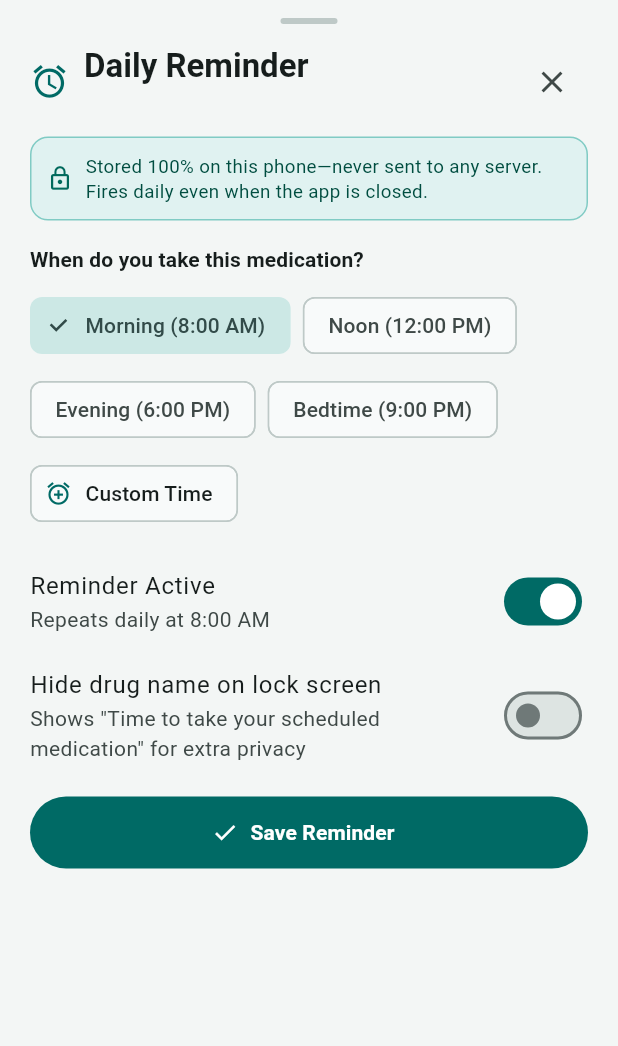
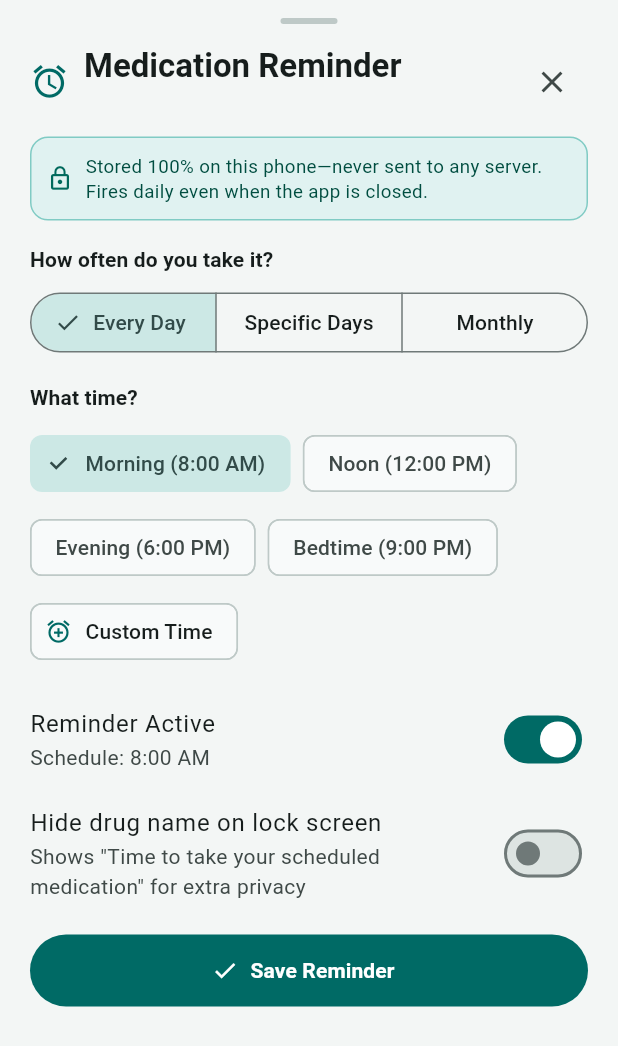
Before and after one commit to jacobyancey-bit/rx_savings_watch, a Flutter app: the ReminderSheet widget shown alone on an empty page, opened directly with empty values, on a phone screen of 412 x 824 dp. Shown: the top 1046 px of the screen. Run offline on Flutter 3.47's test engine with Material 3 defaults, Android fonts, the phone set to English and light mode, and no system bars; our stand-ins replace flutter_local_notifications, image_picker, qr_flutter, shared_preferences, timezone; missing offline and left inert: dart:js_interop, google_mlkit_text_recognition, mobile_scanner; accounts and stored records are empty.

Commit message:
feat: add reminder frequency options (Every Day, Specific Days, Monthly)

```diff
--- a/app/lib/models/medication_reminder.dart
+++ b/app/lib/models/medication_reminder.dart
@@ -1,3 +1,9 @@
+enum ReminderFrequency {
+  daily,
+  specificDays,
+  monthly,
+}
+
 class ReminderTime {
   final int hour; // 0-23
   final int minute; // 0-59
@@ -35,6 +41,9 @@ class MedicationReminder {
   final String drugName;
   final String? dosage;
   final String? cabinetLabel;
+  final ReminderFrequency frequency;
+  final List<int> weekdays; // ISO 1=Mon .. 7=Sun (used when frequency == specificDays)
+  final int dayOfMonth; // 1..28 (used when frequency == monthly)
   final List<ReminderTime> times;
   final bool enabled;
   final bool discreetLockScreen;
@@ -45,6 +54,9 @@ class MedicationReminder {
     required this.drugName,
     this.dosage,
     this.cabinetLabel,
+    this.frequency = ReminderFrequency.daily,
+    this.weekdays = const [DateTime.sunday],
+    this.dayOfMonth = 1,
     required this.times,
     this.enabled = true,
     this.discreetLockScreen = false,
@@ -61,11 +73,83 @@ class MedicationReminder {
 
   bool isTakenToday([DateTime? now]) => takenDate == todayKey(now);
 
+  static const Map<int, String> _shortDayNames = {
+    DateTime.monday: 'Mon',
+    DateTime.tuesday: 'Tue',
+    DateTime.wednesday: 'Wed',
+    DateTime.thursday: 'Thu',
+    DateTime.friday: 'Fri',
+    DateTime.saturday: 'Sat',
+    DateTime.sunday: 'Sun',
+  };
+
+  static const Map<int, String> _icsDayCodes = {
+    DateTime.monday: 'MO',
+    DateTime.tuesday: 'TU',
+    DateTime.wednesday: 'WE',
+    DateTime.thursday: 'TH',
+    DateTime.friday: 'FR',
+    DateTime.saturday: 'SA',
+    DateTime.sunday: 'SU',
+  };
+
+  static String ordinalDay(int day) {
+    final d = day.clamp(1, 28);
+    if (d >= 11 && d <= 13) return '${d}th';
+    switch (d % 10) {
+      case 1:
+        return '${d}st';
+      case 2:
+        return '${d}nd';
+      case 3:
+        return '${d}rd';
+      default:
+        return '${d}th';
+    }
+  }
+
+  List<int> get normalizedWeekdays {
+    final clean = weekdays.where((d) => d >= 1 && d <= 7).toSet().toList()..sort();
+    return clean.isEmpty ? const [DateTime.sunday] : clean;
+  }
+
+  String get frequencySummary {
+    switch (frequency) {
+      case ReminderFrequency.daily:
+        return 'Daily';
+      case ReminderFrequency.specificDays:
+        final days = normalizedWeekdays;
+        if (days.length == 7) return 'Daily';
+        if (days.length == 5 &&
+            days.contains(DateTime.monday) &&
+            days.contains(DateTime.tuesday) &&
+            days.contains(DateTime.wednesday) &&
+            days.contains(DateTime.thursday) &&
+            days.contains(DateTime.friday)) {
+          return 'Weekdays';
+        }
+        if (days.length == 2 &&
+            days.contains(DateTime.saturday) &&
+            days.contains(DateTime.sunday)) {
+          return 'Weekends';
+        }
+        return days.map((d) => _shortDayNames[d] ?? 'Sun').join(', ');
+      case ReminderFrequency.monthly:
+        return 'Monthly (${ordinalDay(dayOfMonth)})';
+    }
+  }
+
   String get formattedTimesSummary {
     if (times.isEmpty) return 'No time set';
     final sorted = List<ReminderTime>.from(times)
       ..sort((a, b) => a.totalMinutes.compareTo(b.totalMinutes));
     return sorted.map((t) => t.format12Hour()).join(', ');
+  }
+
+  String get scheduleSummary {
+    if (times.isEmpty) return 'No time set';
+    if (frequency == ReminderFrequency.daily) return formattedTimesSummary;
+    return '$frequencySummary • $formattedTimesSummary';
   }
 
   String get notificationTitle {
@@ -92,6 +176,9 @@ class MedicationReminder {
     String? dosage,
     String? cabinetLabel,
     bool clearCabinetLabel = false,
+    ReminderFrequency? frequency,
+    List<int>? weekdays,
+    int? dayOfMonth,
     List<ReminderTime>? times,
     bool? enabled,
     bool? discreetLockScreen,
@@ -103,6 +190,9 @@ class MedicationReminder {
       drugName: drugName ?? this.drugName,
       dosage: dosage ?? this.dosage,
       cabinetLabel: clearCabinetLabel ? null : (cabinetLabel ?? this.cabinetLabel),
+      frequency: frequency ?? this.frequency,
+      weekdays: weekdays ?? this.weekdays,
+      dayOfMonth: (dayOfMonth ?? this.dayOfMonth).clamp(1, 28),
       times: times ?? this.times,
       enabled: enabled ?? this.enabled,
       discreetLockScreen: discreetLockScreen ?? this.discreetLockScreen,
@@ -110,8 +200,8 @@ class MedicationReminder {
     );
   }
 
-  /// Generates a standard RFC 5545 `.ics` file with repeating daily reminders
-  /// for Apple Calendar, Google Calendar, and Outlook (100% local, zero server).
+  /// Generates a standard RFC 5545 `.ics` file with repeating daily, weekly/specific-days,
+  /// or monthly reminders for Apple Calendar, Google Calendar, and Outlook (100% local).
   String buildIcsContent([DateTime? now]) {
     final base = now ?? DateTime.now();
     final buf = StringBuffer()
@@ -119,12 +209,48 @@ class MedicationReminder {
       ..writeln('VERSION:2.0')
       ..writeln('PRODID:-//Dangling Dice Studios//Rx Savings Watch//EN');
 
+    String rrule;
+    switch (frequency) {
+      case ReminderFrequency.daily:
+        rrule = 'FREQ=DAILY';
+        break;
+      case ReminderFrequency.specificDays:
+        final byDay = normalizedWeekdays.map((d) => _icsDayCodes[d] ?? 'SU').join(',');
+        rrule = 'FREQ=WEEKLY;BYDAY=$byDay';
+        break;
+      case ReminderFrequency.monthly:
+        rrule = 'FREQ=MONTHLY;BYMONTHDAY=${dayOfMonth.clamp(1, 28)}';
+        break;
+    }
+
     for (var i = 0; i < times.length; i++) {
       final t = times[i];
-      var start = DateTime(base.year, base.month, base.day, t.hour, t.minute);
-      if (start.isBefore(base)) {
-        start = start.add(const Duration(days: 1));
+      DateTime start;
+      if (frequency == ReminderFrequency.monthly) {
+        final dom = dayOfMonth.clamp(1, 28);
+        start = DateTime(base.year, base.month, dom, t.hour, t.minute);
+        if (start.isBefore(base)) {
+          final nextMonth = base.month == 12 ? 1 : base.month + 1;
+          final nextYear = base.month == 12 ? base.year + 1 : base.year;
+          start = DateTime(nextYear, nextMonth, dom, t.hour, t.minute);
+        }
+      } else if (frequency == ReminderFrequency.specificDays) {
+        final targetDays = normalizedWeekdays;
+        start = DateTime(base.year, base.month, base.day, t.hour, t.minute);
+        for (var offset = 0; offset <= 7; offset++) {
+          final candidate = start.add(Duration(days: offset));
+          if (targetDays.contains(candidate.weekday) && !candidate.isBefore(base)) {
+            start = candidate;
+            break;
+          }
+        }
+      } else {
+        start = DateTime(base.year, base.month, base.day, t.hour, t.minute);
+        if (start.isBefore(base)) {
+          start = start.add(const Duration(days: 1));
+        }
       }
+
       final end = start.add(const Duration(minutes: 15));
       String fmt(DateTime d) =>
           '${d.year.toString().padLeft(4, '0')}'
@@ -145,9 +271,9 @@ class MedicationReminder {
         ..writeln('UID:rxsw-$rxcui-$i@dangling-dice-studios.com')
         ..writeln('DTSTART:${fmt(start)}')
         ..writeln('DTEND:${fmt(end)}')
-        ..writeln('RRULE:FREQ=DAILY')
+        ..writeln('RRULE:$rrule')
         ..writeln('SUMMARY:$summary')
-        ..writeln('DESCRIPTION:Daily prescription reminder created privately by Rx Savings Watch.')
+        ..writeln('DESCRIPTION:Scheduled prescription reminder created privately by Rx Savings Watch.')
         ..writeln('BEGIN:VALARM')
         ..writeln('TRIGGER:PT0M')
         ..writeln('ACTION:DISPLAY')
@@ -165,6 +291,9 @@ class MedicationReminder {
         'drug_name': drugName,
         'dosage': dosage,
         'cabinet_label': cabinetLabel,
+        'frequency': frequency.name,
+        'weekdays': normalizedWeekdays,
+        'day_of_month': dayOfMonth.clamp(1, 28),
         'times': times.map((t) => t.toJson()).toList(),
         'enabled': enabled,
         'discreet_lock_screen': discreetLockScreen,
@@ -176,11 +305,29 @@ class MedicationReminder {
         .whereType<Map>()
         .map((m) => ReminderTime.fromJson(Map<String, dynamic>.from(m)))
         .toList();
+
+    final freqName = json['frequency']?.toString();
+    final frequency = ReminderFrequency.values.firstWhere(
+      (f) => f.name == freqName,
+      orElse: () => ReminderFrequency.daily,
+    );
+
+    final rawWeekdays = (json['weekdays'] as List? ?? const [DateTime.sunday])
+        .whereType<num>()
+        .map((n) => n.toInt())
+        .where((d) => d >= 1 && d <= 7)
+        .toList();
+
+    final dom = ((json['day_of_month'] as num?)?.toInt() ?? 1).clamp(1, 28);
+
     return MedicationReminder(
       rxcui: json['rxcui']?.toString() ?? '',
       drugName: json['drug_name']?.toString() ?? 'Medication',
       dosage: json['dosage'] as String?,
       cabinetLabel: json['cabinet_label'] as String?,
+      frequency: frequency,
+      weekdays: rawWeekdays.isEmpty ? const [DateTime.sunday] : rawWeekdays,
+      dayOfMonth: dom,
       times: rawTimes,
       enabled: json['enabled'] as bool? ?? true,
       discreetLockScreen: json['discreet_lock_screen'] as bool? ?? false,
--- a/app/lib/screens/drug_detail_screen.dart
+++ b/app/lib/screens/drug_detail_screen.dart
@@ -289,8 +289,8 @@ class _DrugDetailScreenState extends State<DrugDetailScreen> {
                         ),
                         label: Text(
                           reminder != null
-                              ? 'Reminder: ${reminder.formattedTimesSummary}'
-                              : 'Set Daily Reminder',
+                              ? 'Reminder: ${reminder.scheduleSummary}'
+                              : 'Set Reminder',
                         ),
                       ),
                       FilledButton.tonalIcon(
--- a/app/lib/widgets/drug_card.dart
+++ b/app/lib/widgets/drug_card.dart
@@ -220,7 +220,7 @@ class DrugCard extends StatelessWidget {
                 ),
                 const SizedBox(width: 6),
                 Text(
-                  'Set Daily Reminder',
+                  'Set Reminder',
                   style: TextStyle(
                     fontSize: 12.5,
                     fontWeight: FontWeight.w600,
@@ -272,7 +272,7 @@ class DrugCard extends StatelessWidget {
                 ),
                 const SizedBox(width: 5),
                 Text(
-                  r.enabled ? r.formattedTimesSummary : 'Paused • ${r.formattedTimesSummary}',
+                  r.enabled ? r.scheduleSummary : 'Paused • ${r.scheduleSummary}',
                   style: TextStyle(
                     fontSize: 12.5,
                     fontWeight: FontWeight.w600,
--- a/app/lib/widgets/reminder_sheet.dart
+++ b/app/lib/widgets/reminder_sheet.dart
@@ -44,7 +44,20 @@ class _ReminderSheetState extends State<ReminderSheet> {
     ('Bedtime', ReminderTime(hour: 21, minute: 0)),
   ];
 
+  static const List<(String, int)> _weekdayOptions = [
+    ('Sun', DateTime.sunday),
+    ('Mon', DateTime.monday),
+    ('Tue', DateTime.tuesday),
+    ('Wed', DateTime.wednesday),
+    ('Thu', DateTime.thursday),
+    ('Fri', DateTime.friday),
+    ('Sat', DateTime.saturday),
+  ];
+
   late List<ReminderTime> _selectedTimes;
+  late ReminderFrequency _frequency;
+  late List<int> _weekdays;
+  late int _dayOfMonth;
   late bool _enabled;
   late bool _discreetLockScreen;
   bool _hasExisting = false;
@@ -57,13 +70,32 @@ class _ReminderSheetState extends State<ReminderSheet> {
     if (existing != null) {
       _hasExisting = true;
       _selectedTimes = List<ReminderTime>.from(existing.times);
+      _frequency = existing.frequency;
+      _weekdays = List<int>.from(existing.normalizedWeekdays);
+      _dayOfMonth = existing.dayOfMonth;
       _enabled = existing.enabled;
       _discreetLockScreen = existing.discreetLockScreen;
     } else {
       _selectedTimes = [const ReminderTime(hour: 8, minute: 0)];
+      _frequency = ReminderFrequency.daily;
+      _weekdays = [DateTime.now().weekday];
+      _dayOfMonth = DateTime.now().day.clamp(1, 28);
       _enabled = true;
       _discreetLockScreen = false;
     }
+  }
+
+  void _toggleWeekday(int weekday) {
+    setState(() {
+      if (_weekdays.contains(weekday)) {
+        if (_weekdays.length > 1) {
+          _weekdays.remove(weekday);
+        }
+      } else {
+        _weekdays.add(weekday);
+        _weekdays.sort();
+      }
+    });
   }
 
   void _toggleTime(ReminderTime time) {
@@ -100,6 +132,9 @@ class _ReminderSheetState extends State<ReminderSheet> {
       rxcui: widget.drug.rxcui,
       drugName: widget.drug.displayName,
       dosage: widget.dosage ?? existing?.dosage,
+      frequency: _frequency,
+      weekdays: List<int>.from(_weekdays),
+      dayOfMonth: _dayOfMonth,
       times: List<ReminderTime>.from(_selectedTimes),
       enabled: _enabled,
       discreetLockScreen: _discreetLockScreen,
@@ -125,7 +160,7 @@ class _ReminderSheetState extends State<ReminderSheet> {
       SnackBar(
         content: Text(
           _enabled
-              ? 'Daily reminder set for ${widget.drug.displayName} (${reminder.formattedTimesSummary})'
+              ? 'Reminder set for ${widget.drug.displayName} (${reminder.scheduleSummary})'
               : 'Reminder paused for ${widget.drug.displayName}',
         ),
         backgroundColor: Colors.teal.shade700,
@@ -138,7 +173,7 @@ class _ReminderSheetState extends State<ReminderSheet> {
     if (!mounted) return;
     Navigator.of(context).pop();
     ScaffoldMessenger.of(context).showSnackBar(
-      SnackBar(content: Text('Removed daily reminder for ${widget.drug.displayName}')),
+      SnackBar(content: Text('Removed reminder for ${widget.drug.displayName}')),
     );
   }
 
@@ -192,7 +227,7 @@ class _ReminderSheetState extends State<ReminderSheet> {
                     crossAxisAlignment: CrossAxisAlignment.start,
                     children: [
                       Text(
-                        'Daily Reminder',
+                        'Medication Reminder',
                         style: theme.textTheme.titleLarge?.copyWith(fontWeight: FontWeight.bold),
                       ),
                       Text(
@@ -254,7 +289,78 @@ class _ReminderSheetState extends State<ReminderSheet> {
             const SizedBox(height: 16),
 
             Text(
-              'When do you take this medication?',
+              'How often do you take it?',
+              style: theme.textTheme.titleSmall?.copyWith(fontWeight: FontWeight.bold),
+            ),
+            const SizedBox(height: 8),
+            SizedBox(
+              width: double.infinity,
+              child: SegmentedButton<ReminderFrequency>(
+                segments: const [
+                  ButtonSegment(
+                    value: ReminderFrequency.daily,
+                    label: Text('Every Day'),
+                  ),
+                  ButtonSegment(
+                    value: ReminderFrequency.specificDays,
+                    label: Text('Specific Days'),
+                  ),
+                  ButtonSegment(
+                    value: ReminderFrequency.monthly,
+                    label: Text('Monthly'),
+                  ),
+                ],
+                selected: {_frequency},
+                onSelectionChanged: (sel) => setState(() => _frequency = sel.first),
+              ),
+            ),
+
+            if (_frequency == ReminderFrequency.specificDays) ...[
+              const SizedBox(height: 10),
+              Wrap(
+                spacing: 6,
+                runSpacing: 6,
+                children: [
+                  for (final (label, dayNum) in _weekdayOptions)
+                    FilterChip(
+                      label: Text(label),
+                      selected: _weekdays.contains(dayNum),
+                      onSelected: (_) => _toggleWeekday(dayNum),
+                    ),
+                ],
+              ),
+            ],
+
+            if (_frequency == ReminderFrequency.monthly) ...[
+              const SizedBox(height: 10),
+              Row(
+                children: [
+                  const Text(
+                    'Day of every month:',
+                    style: TextStyle(fontSize: 13.5, fontWeight: FontWeight.w500),
+                  ),
+                  const SizedBox(width: 12),
+                  DropdownButton<int>(
+                    value: _dayOfMonth,
+                    items: List.generate(
+                      28,
+                      (i) => DropdownMenuItem(
+                        value: i + 1,
+                        child: Text(MedicationReminder.ordinalDay(i + 1)),
+                      ),
+                    ),
+                    onChanged: (v) {
+                      if (v != null) setState(() => _dayOfMonth = v);
+                    },
+                  ),
+                ],
+              ),
+            ],
+
+            const SizedBox(height: 16),
+
+            Text(
+              'What time?',
               style: theme.textTheme.titleSmall?.copyWith(fontWeight: FontWeight.bold),
             ),
             const SizedBox(height: 10),
@@ -291,7 +397,7 @@ class _ReminderSheetState extends State<ReminderSheet> {
               subtitle: Text(
                 _selectedTimes.isEmpty
                     ? 'Select at least one time above'
-                    : 'Repeats daily at ${_buildReminder().formattedTimesSummary}',
+                    : 'Schedule: ${_buildReminder().scheduleSummary}',
               ),
               value: _enabled,
               onChanged: (v) => setState(() => _enabled = v),
@@ -313,7 +419,7 @@ class _ReminderSheetState extends State<ReminderSheet> {
                 child: OutlinedButton.icon(
                   onPressed: _exportCalendarIcs,
                   icon: const Icon(Icons.calendar_month_outlined, size: 18),
-                  label: const Text('Add Daily Reminder to Phone Calendar (.ics)'),
+                  label: const Text('Add Reminder to Phone Calendar (.ics)'),
                 ),
               ),
             ],
```
Also changed, not shown: app/lib/services/notification_service.dart (+49 -15 lines), 2 other files.
